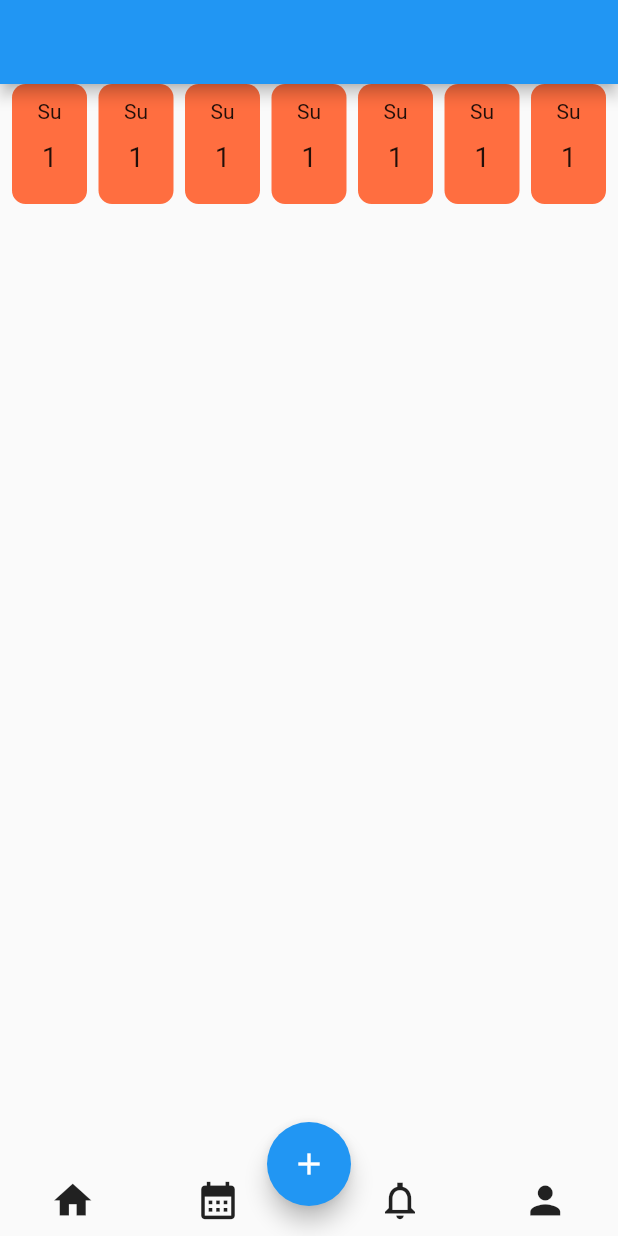
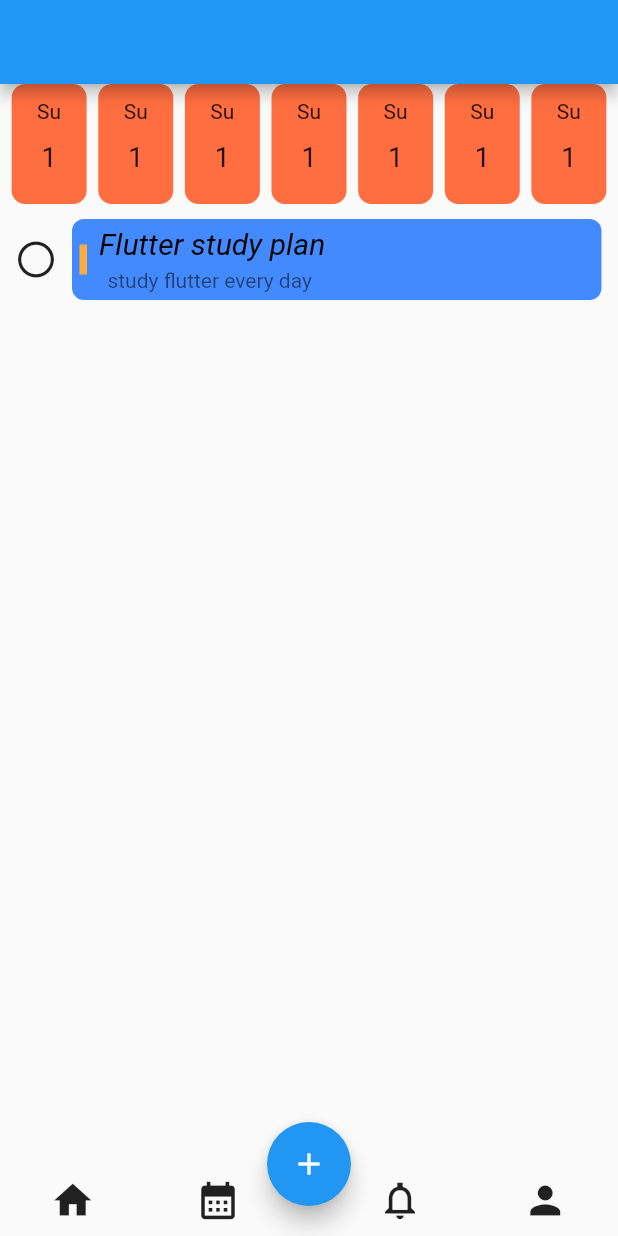
Before and after one commit to elbadritarek/to_do_app, a Flutter app: the screen it shows after launch, on a phone screen of 412 x 824 dp. Run offline on Flutter 3.47's test engine with Material 2 defaults, Android fonts, the phone set to English and light mode, and no system bars; our stand-ins replace font_awesome_flutter.

Commit message:
create custom task item

```diff
--- a/lib/views/widgets/home_veiw_body.dart
+++ b/lib/views/widgets/home_veiw_body.dart
@@ -1,4 +1,5 @@
 import 'package:flutter/material.dart';
+import 'package:font_awesome_flutter/font_awesome_flutter.dart';
 
 class honeViewBody extends StatelessWidget {
   const honeViewBody({super.key});
@@ -8,6 +9,65 @@ class honeViewBody extends StatelessWidget {
     return Column(
       children: [
         customCelander(),
+        SizedBox(
+          height: 10,
+        ),
+        customTaskItem(),
+      ],
+    );
+  }
+}
+
+class customTaskItem extends StatelessWidget {
+  const customTaskItem({super.key});
+
+  @override
+  Widget build(BuildContext context) {
+    return Row(
+      children: [
+        IconButton(onPressed: () {}, icon: Icon(FontAwesomeIcons.circle)),
+        Expanded(
+          child: Container(
+            margin: EdgeInsets.only(right: 11),
+            padding: EdgeInsets.only(left: 5),
+            decoration: BoxDecoration(
+              color: Colors.blueAccent,
+              borderRadius: BorderRadius.circular(8),
+            ),
+            width: double.maxFinite,
+            child: Row(
+              children: [
+                SizedBox(
+                  height: 20,
+                  child: VerticalDivider(
+                    color: Colors.orangeAccent,
+                    thickness: 5,
+                    width: 5,
+                  ),
+                ),
+                SizedBox(
+                  width: 8,
+                ),
+                Container(
+                  child: Column(
+                    children: [
+                      SizedBox(height: 5),
+                      Text("Flutter study plan",
+                          style: TextStyle(
+                              color: Colors.black,
+                              fontSize: 20,
+                              fontStyle: FontStyle.italic)),
+                      SizedBox(height: 5),
+                      Text("study flutter every day ",
+                          style: TextStyle(color: Colors.black54)),
+                      SizedBox(height: 5),
+                    ],
+                  ),
+                ),
+              ],
+            ),
+          ),
+        )
       ],
     );
   }
@@ -18,10 +78,8 @@ class customCelander extends StatelessWidget {
 
   @override
   Widget build(BuildContext context) {
-    return Padding(
-      padding: const EdgeInsets.symmetric(horizontal: 8.0),
-      child: Row(
-        mainAxisAlignment: MainAxisAlignment.spaceBetween,
+    return Row(
+      mainAxisAlignment: MainAxisAlignment.spaceEvenly,
       children: [
         celanderItem(),
         celanderItem(),
@@ -31,7 +89,6 @@ class customCelander extends StatelessWidget {
         celanderItem(),
         celanderItem(),
       ],
-      ),
     );
   }
 }
--- a/pubspec.yaml
+++ b/pubspec.yaml
@@ -28,6 +28,7 @@ environment:
 # the latest version available on pub.dev. To see which dependencies have newer
 # versions available, run `flutter pub outdated`.
 dependencies:
+  font_awesome_flutter: ^10.5.0
   flutter:
     sdk: flutter
 
@@ -59,8 +60,8 @@ flutter:
   uses-material-design: true
 
   # To add assets to your application, add an assets section, like this:
-  # assets:
-  #   - images/a_dot_burr.jpeg
+  assets:
+    - assets\images\task_2098402.png
   #   - images/a_dot_ham.jpeg
 
   # An image asset can refer to one or more resolution-specific "variants", see
```
Also changed, not shown: assets/images/task_2098402.png (added), pubspec.lock. Lines whose indentation alone changed are shown as unchanged.
